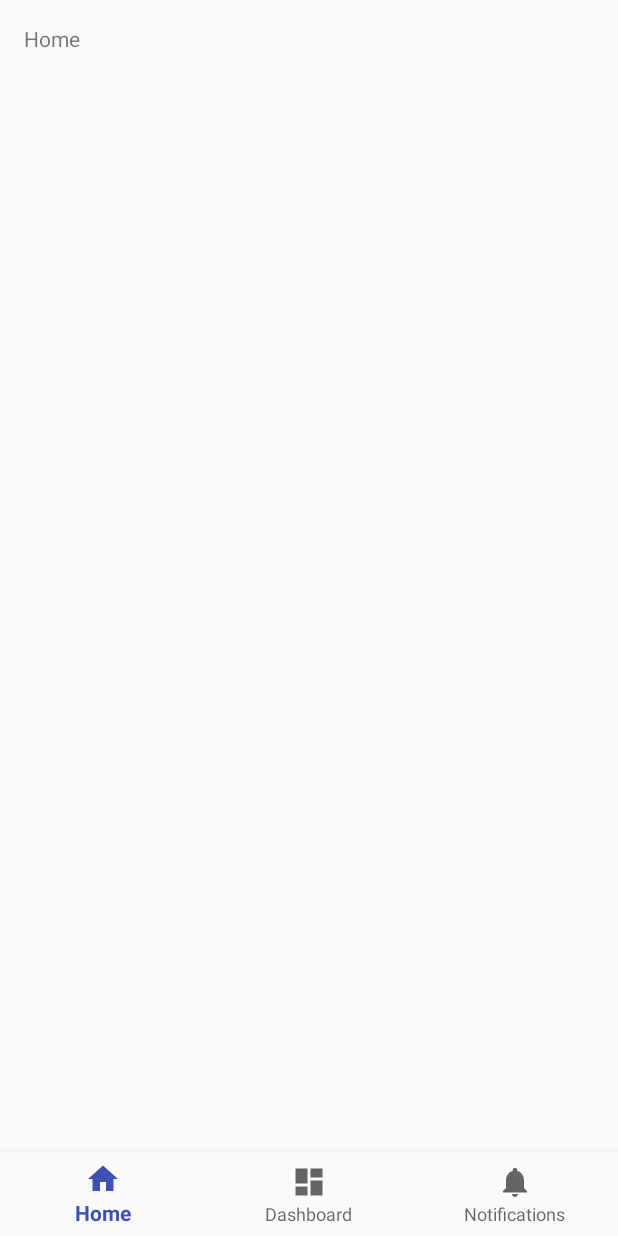
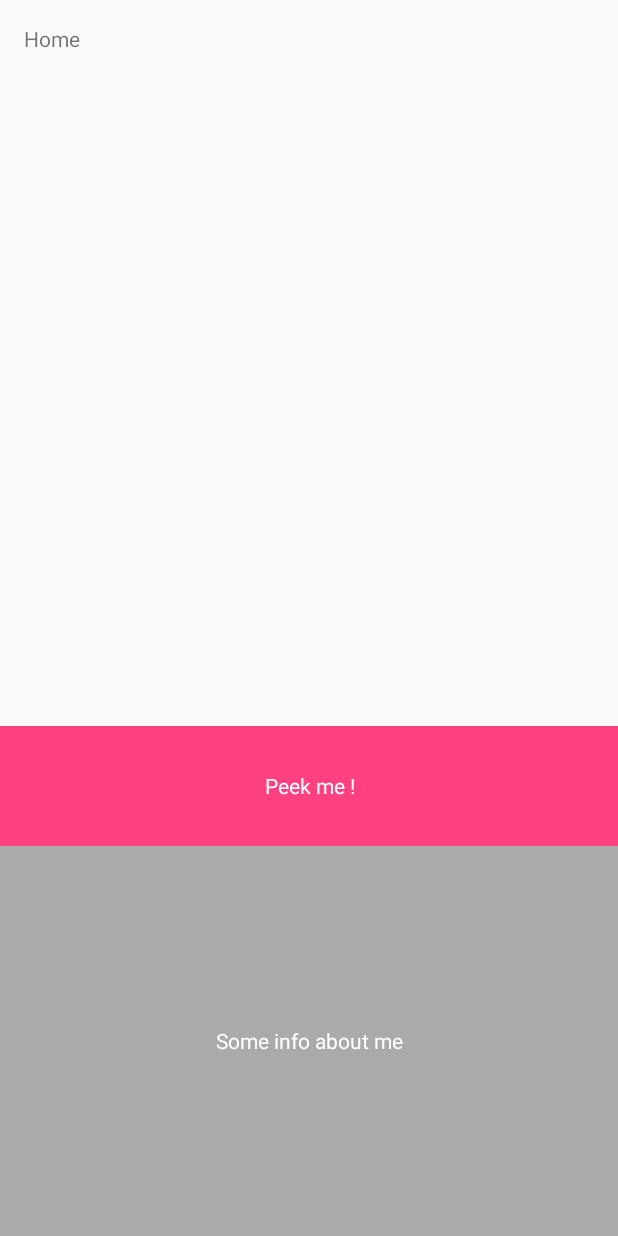
Before and after one commit to lhexanome/Agenda-3000, an Android app: the layout activity_main.xml on its own in the app's theme, with its tools: preview values and no code run, on a phone screen of 412 x 824 dp. Run offline under Robolectric (Android 15) with nearby library versions, the phone set to English and light mode, and no system bars.

Commit message:
Add base bottom sheet

```diff
--- a/app/src/main/java/lhexanome/agenda3000/MainActivity.java
+++ b/app/src/main/java/lhexanome/agenda3000/MainActivity.java
@@ -3,33 +3,15 @@ package lhexanome.agenda3000;
 import android.os.Bundle;
 import android.support.annotation.NonNull;
 import android.support.design.widget.BottomNavigationView;
+import android.support.design.widget.BottomSheetBehavior;
 import android.support.v7.app.AppCompatActivity;
 import android.view.MenuItem;
+import android.widget.LinearLayout;
 import android.widget.TextView;
 
 public class MainActivity extends AppCompatActivity {
 
     private TextView mTextMessage;
-
-    private BottomNavigationView.OnNavigationItemSelectedListener mOnNavigationItemSelectedListener
-            = new BottomNavigationView.OnNavigationItemSelectedListener() {
-
-        @Override
-        public boolean onNavigationItemSelected(@NonNull MenuItem item) {
-            switch (item.getItemId()) {
-                case R.id.navigation_home:
-                    mTextMessage.setText(R.string.title_home);
-                    return true;
-                case R.id.navigation_dashboard:
-                    mTextMessage.setText(R.string.title_dashboard);
-                    return true;
-                case R.id.navigation_notifications:
-                    mTextMessage.setText(R.string.title_notifications);
-                    return true;
-            }
-            return false;
-        }
-    };
 
     @Override
     protected void onCreate(Bundle savedInstanceState) {
@@ -37,8 +19,12 @@ public class MainActivity extends AppCompatActivity {
         setContentView(R.layout.activity_main);
 
         mTextMessage = (TextView) findViewById(R.id.message);
-        BottomNavigationView navigation = (BottomNavigationView) findViewById(R.id.navigation);
-        navigation.setOnNavigationItemSelectedListener(mOnNavigationItemSelectedListener);
+
+        LinearLayout bottomSheetViewgroup = findViewById(R.id.bottom_sheet);
+        BottomSheetBehavior bottomSheetBehavior = BottomSheetBehavior.from(bottomSheetViewgroup);
+
+        bottomSheetBehavior.setState(BottomSheetBehavior.STATE_COLLAPSED);
+        bottomSheetBehavior.setPeekHeight(getResources().getDimensionPixelSize(R.dimen.bottom_sheet_peekable_height));
     }
 
 }
--- a/app/src/main/res/layout/activity_main.xml
+++ b/app/src/main/res/layout/activity_main.xml
@@ -1,5 +1,5 @@
 <?xml version="1.0" encoding="utf-8"?>
-<android.support.constraint.ConstraintLayout xmlns:android="http://schemas.android.com/apk/res/android"
+<android.support.design.widget.CoordinatorLayout xmlns:android="http://schemas.android.com/apk/res/android"
     xmlns:app="http://schemas.android.com/apk/res-auto"
     xmlns:tools="http://schemas.android.com/tools"
     android:id="@+id/container"
@@ -7,27 +7,9 @@
     android:layout_height="match_parent"
     tools:context="lhexanome.agenda3000.MainActivity">
 
-    <TextView
-        android:id="@+id/message"
-        android:layout_width="wrap_content"
-        android:layout_height="wrap_content"
-        android:layout_marginLeft="@dimen/activity_horizontal_margin"
-        android:layout_marginStart="@dimen/activity_horizontal_margin"
-        android:layout_marginTop="@dimen/activity_vertical_margin"
-        android:text="@string/title_home"
-        app:layout_constraintLeft_toLeftOf="parent"
-        app:layout_constraintTop_toTopOf="parent" />
+    <include layout="@layout/content_main" />
 
-    <android.support.design.widget.BottomNavigationView
-        android:id="@+id/navigation"
-        android:layout_width="0dp"
-        android:layout_height="wrap_content"
-        android:layout_marginEnd="0dp"
-        android:layout_marginStart="0dp"
-        android:background="?android:attr/windowBackground"
-        app:layout_constraintBottom_toBottomOf="parent"
-        app:layout_constraintLeft_toLeftOf="parent"
-        app:layout_constraintRight_toRightOf="parent"
-        app:menu="@menu/navigation" />
+    <!-- include bottom sheet -->
+    <include layout="@layout/bottom_sheet" />
 
-</android.support.constraint.ConstraintLayout>
+</android.support.design.widget.CoordinatorLayout>
--- /dev/null
+++ b/app/src/main/res/layout/bottom_sheet.xml
@@ -0,0 +1,27 @@
+<?xml version="1.0" encoding="utf-8"?>
+<LinearLayout xmlns:android="http://schemas.android.com/apk/res/android"
+    xmlns:app="http://schemas.android.com/apk/res-auto"
+    android:id="@+id/bottom_sheet"
+    android:layout_width="match_parent"
+    android:layout_height="340dp"
+    android:background="@android:color/darker_gray"
+    android:orientation="vertical"
+    app:layout_behavior="@string/bottom_sheet_behavior">
+
+    <TextView
+        android:layout_width="match_parent"
+        android:layout_height="@dimen/bottom_sheet_peekable_height"
+        android:background="@color/colorAccent"
+        android:gravity="center"
+        android:text="@string/bottom_sheet_peek"
+        android:textColor="@android:color/white" />
+
+    <TextView
+        android:layout_width="match_parent"
+        android:layout_height="match_parent"
+        android:gravity="center"
+        android:text="@string/bottom_sheet_content"
+        android:textColor="@android:color/white" />
+
+
+</LinearLayout>
--- /dev/null
+++ b/app/src/main/res/layout/content_main.xml
@@ -0,0 +1,18 @@
+<?xml version="1.0" encoding="utf-8"?>
+<android.support.constraint.ConstraintLayout xmlns:android="http://schemas.android.com/apk/res/android"
+    xmlns:app="http://schemas.android.com/apk/res-auto"
+    android:layout_width="match_parent"
+    android:layout_height="match_parent">
+
+    <TextView
+        android:id="@+id/message"
+        android:layout_width="wrap_content"
+        android:layout_height="wrap_content"
+        android:layout_marginLeft="@dimen/activity_horizontal_margin"
+        android:layout_marginStart="@dimen/activity_horizontal_margin"
+        android:layout_marginTop="@dimen/activity_vertical_margin"
+        android:text="@string/title_home"
+        app:layout_constraintLeft_toLeftOf="parent"
+        app:layout_constraintTop_toTopOf="parent" />
+
+</android.support.constraint.ConstraintLayout>
--- a/app/src/main/res/values/dimens.xml
+++ b/app/src/main/res/values/dimens.xml
@@ -2,4 +2,5 @@
     <!-- Default screen margins, per the Android Design guidelines. -->
     <dimen name="activity_horizontal_margin">16dp</dimen>
     <dimen name="activity_vertical_margin">16dp</dimen>
+    <dimen name="bottom_sheet_peekable_height">80dp</dimen>
 </resources>
--- a/app/src/main/res/values/strings.xml
+++ b/app/src/main/res/values/strings.xml
@@ -3,4 +3,6 @@
     <string name="title_home">Home</string>
     <string name="title_dashboard">Dashboard</string>
     <string name="title_notifications">Notifications</string>
+    <string name="bottom_sheet_peek">Peek me !</string>
+    <string name="bottom_sheet_content">Some info about me</string>
 </resources>
```
